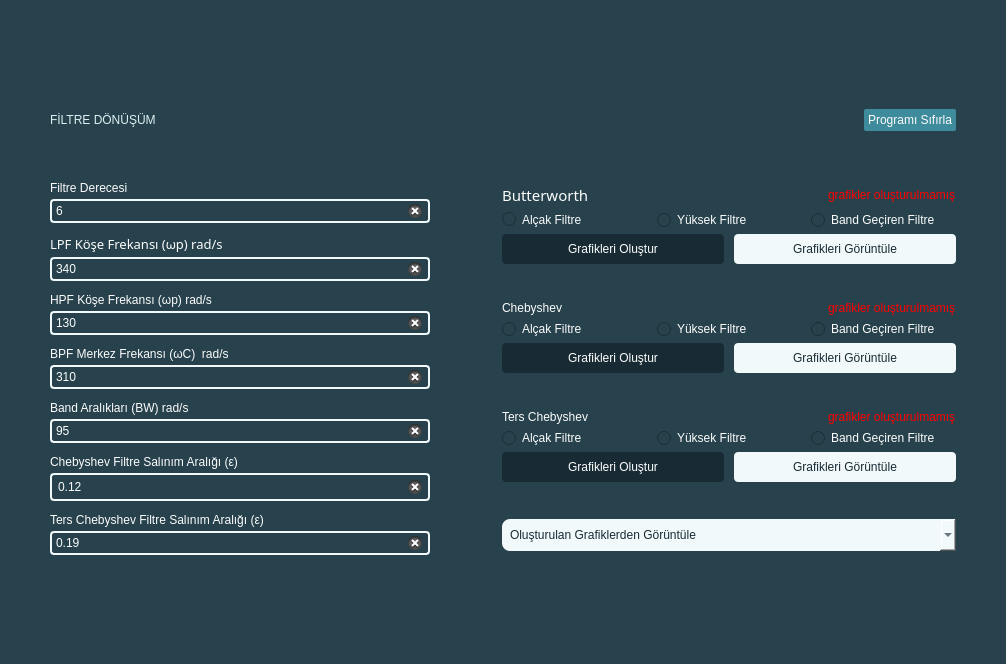
zahidayturan/filter-design-and-transformation, file mainwindow.ui: the form before one commit.
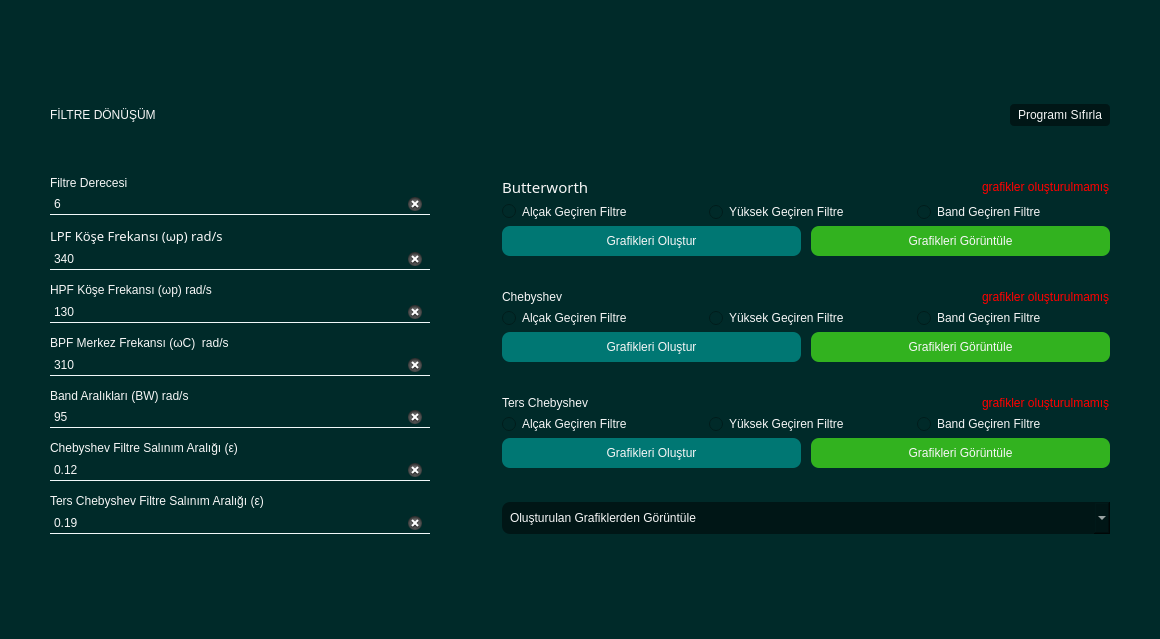
The form after the commit.

The edit to the form file:
```diff
--- a/mainwindow.ui
+++ b/mainwindow.ui
@@ -6,8 +6,8 @@
    <rect>
     <x>0</x>
     <y>0</y>
-    <width>1006</width>
-    <height>664</height>
+    <width>1160</width>
+    <height>639</height>
    </rect>
   </property>
   <property name="sizePolicy">
@@ -23,9 +23,9 @@
    <bool>false</bool>
   </property>
   <property name="styleSheet">
-   <string notr="true">background-color: rgb(39, 66, 76);
+   <string notr="true">background-color: rgb(0, 42, 41);
 font: 10pt &quot;Montserrat&quot;;
-color: rgb(252, 252, 252);</string>
+color: rgb(246, 246, 246);</string>
   </property>
   <widget class="QWidget" name="main_widget">
    <property name="autoFillBackground">
@@ -70,7 +70,7 @@
          <widget class="QLabel" name="title">
           <property name="styleSheet">
            <string notr="true">font: 900 16pt &quot;Montserrat Black&quot;;
-color: rgb(220, 238, 241);</string>
+color: rgb(246, 246, 246);</string>
           </property>
           <property name="text">
            <string>FİLTRE DÖNÜŞÜM</string>
@@ -86,9 +86,9 @@
            </sizepolicy>
           </property>
           <property name="styleSheet">
-           <string notr="true">background-color: rgb(62, 139, 156);
-border-radius: 2px;
-padding: 4px;</string>
+           <string notr="true">background-color: rgb(0, 22, 22);
+border-radius: 4px;
+padding: 4px 8px;</string>
           </property>
           <property name="text">
            <string>Programı Sıfırla</string>
@@ -167,9 +167,9 @@
                </size>
               </property>
               <property name="styleSheet">
-               <string notr="true">border: 2px solid  rgb(241, 249, 250);
-border-radius: 4px;
-padding: 2px;</string>
+               <string notr="true">border-bottom: 1px solid  rgb(241, 249, 250);
+padding: 2px;
+border-radius: 0px;</string>
               </property>
               <property name="text">
                <string>6</string>
@@ -225,9 +225,9 @@
                <bool>false</bool>
               </property>
               <property name="styleSheet">
-               <string notr="true">border: 2px solid  rgb(241, 249, 250);
-border-radius: 4px;
-padding: 2px;</string>
+               <string notr="true">border-bottom: 1px solid  rgb(241, 249, 250);
+padding: 2px;
+border-radius: 0px;</string>
               </property>
               <property name="inputMethodHints">
                <set>Qt::InputMethodHint::ImhNone</set>
@@ -284,9 +284,9 @@
                </size>
               </property>
               <property name="styleSheet">
-               <string notr="true">border: 2px solid  rgb(241, 249, 250);
-border-radius: 4px;
-padding: 2px;</string>
+               <string notr="true">border-bottom: 1px solid  rgb(241, 249, 250);
+padding: 2px;
+border-radius: 0px;</string>
               </property>
               <property name="text">
                <string>130</string>
@@ -331,9 +331,9 @@
                </size>
               </property>
               <property name="styleSheet">
-               <string notr="true">border: 2px solid  rgb(241, 249, 250);
-border-radius: 4px;
-padding: 2px;</string>
+               <string notr="true">border-bottom: 1px solid  rgb(241, 249, 250);
+padding: 2px;
+border-radius: 0px;</string>
               </property>
               <property name="text">
                <string>310</string>
@@ -378,9 +378,9 @@
                </size>
               </property>
               <property name="styleSheet">
-               <string notr="true">border: 2px solid  rgb(241, 249, 250);
-border-radius: 4px;
-padding: 2px;</string>
+               <string notr="true">border-bottom: 1px solid  rgb(241, 249, 250);
+padding: 2px;
+border-radius: 0px;</string>
               </property>
               <property name="text">
                <string>95</string>
@@ -425,9 +425,9 @@
                </size>
               </property>
               <property name="styleSheet">
-               <string notr="true">border: 2px solid  rgb(241, 249, 250);
-border-radius: 4px;
-padding: 4px;</string>
+               <string notr="true">border-bottom: 1px solid  rgb(241, 249, 250);
+padding: 2px;
+border-radius: 0px;</string>
               </property>
               <property name="text">
                <string>0.12</string>
@@ -472,9 +472,9 @@
                </size>
               </property>
               <property name="styleSheet">
-               <string notr="true">border: 2px solid  rgb(241, 249, 250);
-border-radius: 4px;
-padding: 2px;</string>
+               <string notr="true">border-bottom: 1px solid  rgb(241, 249, 250);
+padding: 2px;
+border-radius: 0px;</string>
               </property>
               <property name="text">
                <string>0.19</string>
@@ -558,7 +558,7 @@
             <item>
              <layout class="QHBoxLayout" name="b_actives">
               <property name="spacing">
-               <number>10</number>
+               <number>14</number>
               </property>
               <property name="sizeConstraint">
                <enum>QLayout::SizeConstraint::SetMinimumSize</enum>
@@ -578,7 +578,7 @@
                  <string notr="true">border-color: rgb(255, 170, 0);</string>
                 </property>
                 <property name="text">
-                 <string>Alçak Filtre</string>
+                 <string>Alçak Geçiren Filtre</string>
                 </property>
                 <property name="checkable">
                  <bool>false</bool>
@@ -600,7 +600,7 @@
                  <bool>false</bool>
                 </property>
                 <property name="text">
-                 <string>Yüksek Filtre</string>
+                 <string>Yüksek Geçiren Filtre</string>
                 </property>
                 <property name="checkable">
                  <bool>false</bool>
@@ -654,8 +654,8 @@
               <item>
                <widget class="QPushButton" name="b_create">
                 <property name="styleSheet">
-                 <string notr="true">background-color: rgb(24, 43, 52);
-border-radius: 4px;
+                 <string notr="true">background-color: rgb(0, 119, 115);
+border-radius: 8px;
 padding: 8px;</string>
                 </property>
                 <property name="text">
@@ -675,10 +675,9 @@
                  </sizepolicy>
                 </property>
                 <property name="styleSheet">
-                 <string notr="true">background-color: rgb(241, 249, 250);
-border-radius: 4px;
-padding: 8px;
-color: rgb(24, 43, 52);</string>
+                 <string notr="true">background-color: rgb(50, 178, 31);
+border-radius: 8px;
+padding: 8px;</string>
                 </property>
                 <property name="text">
                  <string>Grafikleri Görüntüle</string>
@@ -740,7 +739,7 @@
             <item>
              <layout class="QHBoxLayout" name="c_actives">
               <property name="spacing">
-               <number>10</number>
+               <number>14</number>
               </property>
               <property name="sizeConstraint">
                <enum>QLayout::SizeConstraint::SetMinimumSize</enum>
@@ -751,7 +750,7 @@
                  <bool>false</bool>
                 </property>
                 <property name="text">
-                 <string>Alçak Filtre</string>
+                 <string>Alçak Geçiren Filtre</string>
                 </property>
                 <property name="checkable">
                  <bool>false</bool>
@@ -770,7 +769,7 @@
                  <bool>false</bool>
                 </property>
                 <property name="text">
-                 <string>Yüksek Filtre</string>
+                 <string>Yüksek Geçiren Filtre</string>
                 </property>
                 <property name="checkable">
                  <bool>false</bool>
@@ -815,8 +814,8 @@
               <item>
                <widget class="QPushButton" name="c_create">
                 <property name="styleSheet">
-                 <string notr="true">background-color: rgb(24, 43, 52);
-border-radius: 4px;
+                 <string notr="true">background-color: rgb(0, 119, 115);
+border-radius: 8px;
 padding: 8px;</string>
                 </property>
                 <property name="text">
@@ -827,10 +826,9 @@
               <item>
                <widget class="QPushButton" name="c_open">
                 <property name="styleSheet">
-                 <string notr="true">background-color: rgb(241, 249, 250);
-border-radius: 4px;
-padding: 8px;
-color: rgb(24, 43, 52);</string>
+                 <string notr="true">background-color: rgb(50, 178, 31);
+border-radius: 8px;
+padding: 8px;</string>
                 </property>
                 <property name="text">
                  <string>Grafikleri Görüntüle</string>
@@ -889,7 +887,7 @@
             <item>
              <layout class="QHBoxLayout" name="i_actives">
               <property name="spacing">
-               <number>10</number>
+               <number>14</number>
               </property>
               <property name="sizeConstraint">
                <enum>QLayout::SizeConstraint::SetMinimumSize</enum>
@@ -900,7 +898,7 @@
                  <bool>false</bool>
                 </property>
                 <property name="text">
-                 <string>Alçak Filtre</string>
+                 <string>Alçak Geçiren Filtre</string>
                 </property>
                 <property name="checkable">
                  <bool>false</bool>
@@ -919,7 +917,7 @@
                  <bool>false</bool>
                 </property>
                 <property name="text">
-                 <string>Yüksek Filtre</string>
+                 <string>Yüksek Geçiren Filtre</string>
                 </property>
                 <property name="checkable">
                  <bool>false</bool>
@@ -964,8 +962,8 @@
               <item>
                <widget class="QPushButton" name="i_create">
                 <property name="styleSheet">
-                 <string notr="true">background-color: rgb(24, 43, 52);
-border-radius: 4px;
+                 <string notr="true">background-color: rgb(0, 119, 115);
+border-radius: 8px;
 padding: 8px;</string>
                 </property>
                 <property name="text">
@@ -976,10 +974,9 @@
               <item>
                <widget class="QPushButton" name="i_open">
                 <property name="styleSheet">
-                 <string notr="true">background-color: rgb(241, 249, 250);
-border-radius: 4px;
-padding: 8px;
-color: rgb(24, 43, 52);</string>
+                 <string notr="true">background-color: rgb(50, 178, 31);
+border-radius: 8px;
+padding: 8px;</string>
                 </property>
                 <property name="text">
                  <string>Grafikleri Görüntüle</string>
@@ -996,11 +993,11 @@
              <string/>
             </property>
             <property name="styleSheet">
-             <string notr="true">background-color: rgb(241, 249, 250);
-font: 10pt &quot;Montserrat&quot;;
+             <string notr="true">font: 10pt &quot;Montserrat&quot;;
 border-radius: 8px;
-padding: 8px 8px;
-color: rgb(24, 43, 52);</string>
+padding: 8px;
+background-color: rgb(0, 22, 22);
+</string>
             </property>
             <property name="placeholderText">
              <string>Oluşturulan Grafiklerden Görüntüle</string>
```
